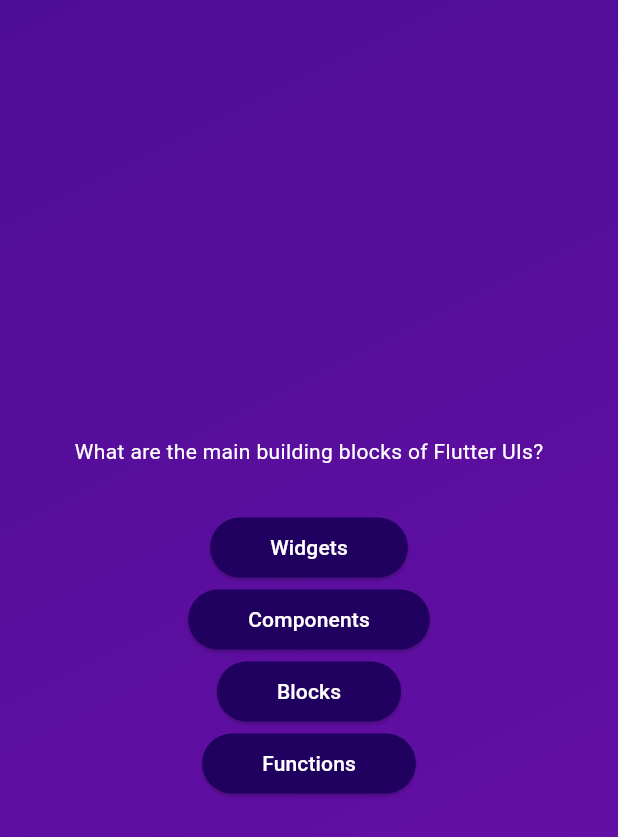
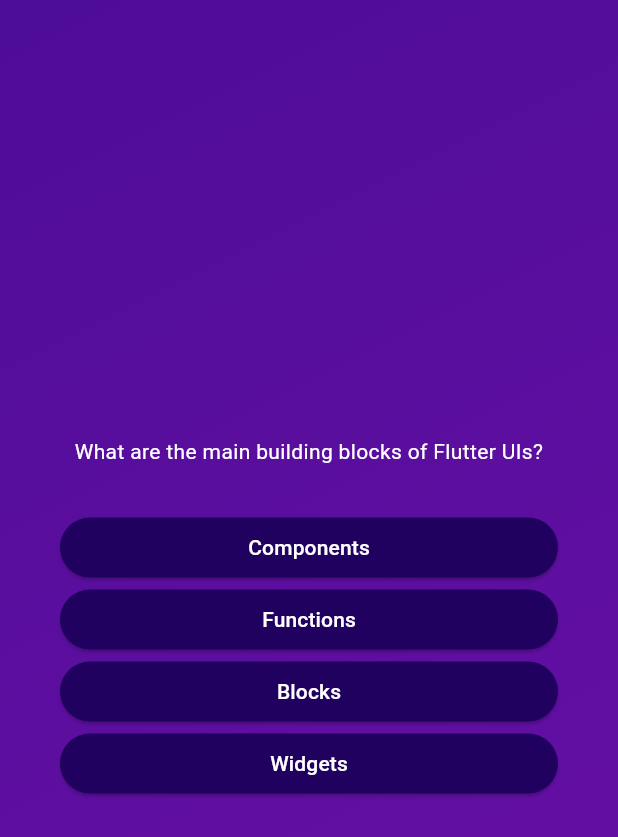
Before and after one commit to elvan/simple_quiz_app_flutter, a Flutter app: the screen it shows after launch, after a tap on "Start Quiz", on a phone screen of 412 x 824 dp. Shown: the top 837 px of the screen. Run offline on Flutter 3.47's test engine with Material 3 defaults, Android fonts, the phone set to English and light mode, and no system bars.

Commit message:
Enhance quiz question display and shuffle answers
- Add getShuffledAnswers method to QuizQuestion model for randomizing answer order
- Implement shuffled answers display in QuestionsScreen
- Increase margin and stretch text for better readability in QuestionsScreen
- Align question text center for improved aesthetics

```diff
--- a/lib/models/quiz_question.dart
+++ b/lib/models/quiz_question.dart
@@ -3,4 +3,10 @@ class QuizQuestion {
 
   final String text;
   final List<String> answers;
+
+  List<String> getShuffledAnswers() {
+    final shuffledList = List.of(answers);
+    shuffledList.shuffle();
+    return shuffledList;
+  }
 }
--- a/lib/questions_screen.dart
+++ b/lib/questions_screen.dart
@@ -18,21 +18,26 @@ class _QuestionsScreenState extends State<QuestionsScreen> {
 
     return SizedBox(
       width: double.infinity,
+      child: Container(
+        margin: const EdgeInsets.all(40),
         child: Column(
           mainAxisAlignment: MainAxisAlignment.center,
+          crossAxisAlignment: CrossAxisAlignment.stretch,
           children: [
             Text(
               currentQuestion.text,
               style: const TextStyle(
                 color: Colors.white,
               ),
+              textAlign: TextAlign.center,
             ),
             const SizedBox(height: 30),
-          ...currentQuestion.answers.map((answer) {
+            ...currentQuestion.getShuffledAnswers().map((answer) {
               return AnswerButton(answerText: answer, onTap: () {});
             })
           ],
         ),
+      ),
     );
   }
 }
```
Lines whose indentation alone changed are shown as unchanged.
